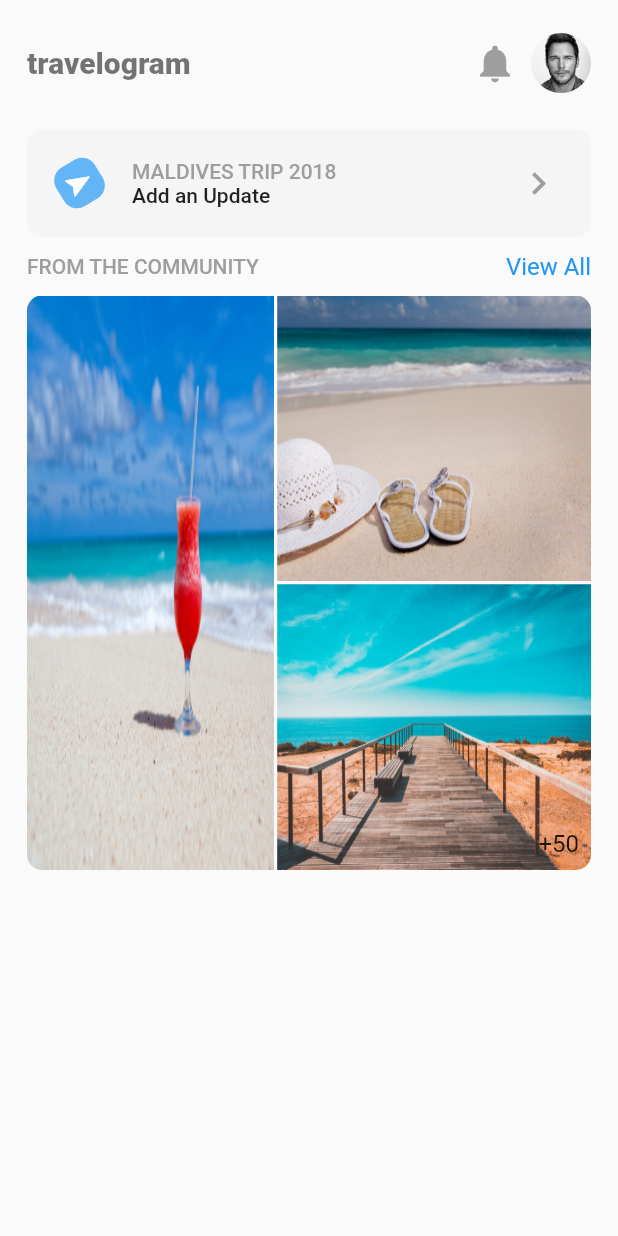
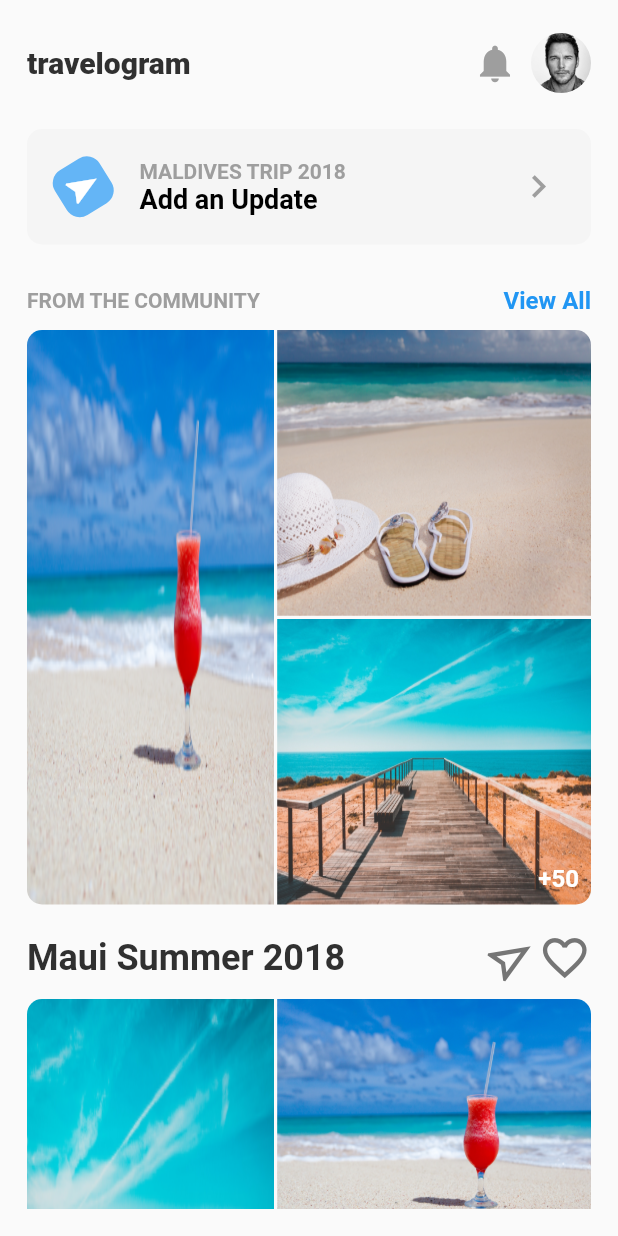
Before and after one commit to patrickwitter/Flutter_FrontEnd_Development, a Flutter app: the screen it shows after launch, on a phone screen of 412 x 824 dp. Run offline on Flutter 3.47's test engine with Material 2 defaults, Android fonts, the phone set to English and light mode, and no system bars; our stand-ins replace google_fonts, hexcolor, smooth_star_rating; project files that could hold a hidden picture were left out.

Commit message:
Completed travel UI

```diff
--- a/traveldiary/lib/main.dart
+++ b/traveldiary/lib/main.dart
@@ -29,7 +29,138 @@ class Home extends StatelessWidget {
       body: Padding(
         padding: const EdgeInsets.all(18.0),
         child: ListView(shrinkWrap: true, children: [
-          Row(
+          const Header(),
+          const SizedBox(height: 20),
+          const SecondHeader(),
+          const SizedBox(
+            height: 10,
+          ),
+          PicGrid(
+            header: Row(
+              mainAxisAlignment: MainAxisAlignment.spaceBetween,
+              children: [
+                Text(
+                  "from the community".toUpperCase(),
+                  style: Theme.of(context).textTheme.bodyText1!.copyWith(
+                        color: Colors.grey,
+                      ),
+                ),
+                Text(
+                  "View All",
+                  style: Theme.of(context)
+                      .textTheme
+                      .subtitle1!
+                      .copyWith(color: Colors.blue),
+                )
+              ],
+            ),
+            image1: "lib/assets/images/beach1.jpg",
+            image2: "lib/assets/images/beach2.jpg",
+            image3: "lib/assets/images/beach3.jpg",
+            additional: 50,
+          ),
+          PicGrid(
+            header: Row(
+              children: [
+                Text(
+                  "Maui Summer 2018 ",
+                  style: Theme.of(context).textTheme.headline1!.copyWith(
+                        fontWeight: FontWeight.bold,
+                      ),
+                ),
+                const Expanded(
+                  child: SizedBox(),
+                ),
+                Transform.rotate(
+                  angle: 45,
+                  child: Icon(
+                    Icons.navigation_outlined,
+                    size: 35,
+                    color: Colors.grey[600],
+                  ),
+                ),
+                Icon(
+                  Icons.favorite_border_outlined,
+                  size: 35,
+                  color: Colors.grey[600],
+                ),
+              ],
+            ),
+            image1: "lib/assets/images/beach3.jpg",
+            image2: "lib/assets/images/beach1.jpg",
+            image3: "lib/assets/images/beach2.jpg",
+            additional: 50,
+          )
+        ]),
+      ),
+    );
+  }
+}
+
+class SecondHeader extends StatelessWidget {
+  const SecondHeader({
+    Key? key,
+  }) : super(key: key);
+
+  @override
+  Widget build(BuildContext context) {
+    return Container(
+      decoration: BoxDecoration(
+        color: Colors.grey[100],
+        borderRadius: BorderRadius.circular(10),
+      ),
+      padding: const EdgeInsets.all(20),
+      child: Row(
+        children: [
+          Transform.rotate(
+            angle: 45,
+            child: Container(
+              decoration: BoxDecoration(
+                  color: Colors.blue[300],
+                  borderRadius: BorderRadius.circular(10)),
+              padding: const EdgeInsets.all(5),
+              child: const Icon(
+                Icons.navigation,
+                color: Colors.white,
+                size: 25,
+              ),
+            ),
+          ),
+          const SizedBox(width: 20),
+          Column(
+            mainAxisSize: MainAxisSize.min,
+            crossAxisAlignment: CrossAxisAlignment.start,
+            children: [
+              Text("maldives trip 2018".toUpperCase(),
+                  style: Theme.of(context).textTheme.bodyText1!.copyWith(
+                        color: Colors.grey,
+                      )),
+              Text("Add an Update",
+                  style: Theme.of(context).textTheme.bodyText1!.copyWith(
+                        fontSize: 18,
+                      ))
+            ],
+          ),
+          const Expanded(child: SizedBox()),
+          const Icon(
+            Icons.navigate_next,
+            color: Colors.grey,
+            size: 30,
+          )
+        ],
+      ),
+    );
+  }
+}
+
+class Header extends StatelessWidget {
+  const Header({
+    Key? key,
+  }) : super(key: key);
+
+  @override
+  Widget build(BuildContext context) {
+    return Row(
       children: [
         Text(
           "travelogram",
@@ -58,81 +189,6 @@ class Home extends StatelessWidget {
           ),
         )
       ],
-          ),
-          const SizedBox(height: 20),
-          Container(
-            decoration: BoxDecoration(
-              color: Colors.grey[100],
-              borderRadius: BorderRadius.circular(10),
-            ),
-            padding: const EdgeInsets.all(20),
-            child: Row(
-              children: [
-                Transform.rotate(
-                  angle: 45,
-                  child: Container(
-                    decoration: BoxDecoration(
-                        color: Colors.blue[300],
-                        borderRadius: BorderRadius.circular(10)),
-                    padding: const EdgeInsets.all(5),
-                    child: const Icon(
-                      Icons.navigation,
-                      color: Colors.white,
-                      size: 20,
-                    ),
-                  ),
-                ),
-                const SizedBox(width: 20),
-                Column(
-                  mainAxisSize: MainAxisSize.min,
-                  crossAxisAlignment: CrossAxisAlignment.start,
-                  children: [
-                    Text("maldives trip 2018".toUpperCase(),
-                        style: Theme.of(context).textTheme.bodyText1!.copyWith(
-                              color: Colors.grey,
-                            )),
-                    Text("Add an Update",
-                        style: Theme.of(context).textTheme.bodyText1)
-                  ],
-                ),
-                const Expanded(child: SizedBox()),
-                const Icon(
-                  Icons.navigate_next,
-                  color: Colors.grey,
-                  size: 30,
-                )
-              ],
-            ),
-          ),
-          const SizedBox(
-            height: 10,
-          ),
-          PicGrid(
-            header: Row(
-              mainAxisAlignment: MainAxisAlignment.spaceBetween,
-              children: [
-                Text(
-                  "from the community".toUpperCase(),
-                  style: Theme.of(context).textTheme.bodyText1!.copyWith(
-                        color: Colors.grey,
-                      ),
-                ),
-                Text(
-                  "View All",
-                  style: Theme.of(context)
-                      .textTheme
-                      .subtitle1!
-                      .copyWith(color: Colors.blue),
-                )
-              ],
-            ),
-            image1: "lib/assets/images/beach1.jpg",
-            image2: "lib/assets/images/beach2.jpg",
-            image3: "lib/assets/images/beach3.jpg",
-            additional: 50,
-          )
-        ]),
-      ),
     );
   }
 }
@@ -155,15 +211,11 @@ class PicGrid extends StatelessWidget {
   @override
   Widget build(BuildContext context) {
     final maxWidgetHeight = MediaQuery.of(context).size.height * 1 / 2;
-    return LimitedBox(
-      // The incomming height is uncontrained as we are in a list view. Hence we use limited box,
-      // This is beacuse we want to tell the row to take up the remaining width and height.
-      // If this was ommited the flexible-row would get infinite vertical space and throw an error
+    return Padding(
+      padding: const EdgeInsets.only(top: 18.0),
+      child: LimitedBox(
         maxHeight: maxWidgetHeight,
-      child: LayoutBuilder(builder: (context, constraints) {
-        print("${constraints.maxHeight}");
-        print("${constraints.minHeight}");
-        return Column(
+        child: Column(
           mainAxisSize: MainAxisSize.min,
           crossAxisAlignment: CrossAxisAlignment.start,
           children: [
@@ -172,11 +224,6 @@ class PicGrid extends StatelessWidget {
               height: 10,
             ),
             Flexible(
-              // We use this as we want to tell the next column to take up the rest of the vertical space.
-              // If we did not do this the row would have unbounded vertical space (as it is a non-flex child of the column parent).
-              // And then pass this height to its children
-              // Due to this the column in the "Expanded [denoted 'here']" widget would have infinite height if this was ommited.
-              // As the expanded says "Take up the remainig space" the column child would have infinite height
               child: Row(children: [
                 Container(
                   width: MediaQuery.of(context).size.width * 1 / 2.5,
@@ -196,13 +243,7 @@ class PicGrid extends StatelessWidget {
                   width: 2,
                 ),
                 Expanded(
-                  // here - The expanded tells the column to take up remaining width and height within the row
-                  child: LayoutBuilder(builder: (context, constraints) {
-                    print("${constraints.maxHeight}");
-                    print("${constraints.minHeight}");
-                    print(" width - ${constraints.minWidth}");
-                    print(" width - ${constraints.maxWidth}");
-                    return Column(
+                  child: Column(
                     children: [
                       Expanded(
                         child: Container(
@@ -241,8 +282,7 @@ class PicGrid extends StatelessWidget {
                                 padding: const EdgeInsets.all(8.0),
                                 child: Text(
                                   '+' + additional.toString(),
-                                    style:
-                                        Theme.of(context).textTheme.subtitle1,
+                                  style: Theme.of(context).textTheme.subtitle1,
                                 ),
                               ),
                             ),
@@ -250,14 +290,13 @@ class PicGrid extends StatelessWidget {
                         ),
                       )
                     ],
-                    );
-                  }),
-                )
+                  ),
+                ),
               ]),
             ),
           ],
-        );
-      }),
+        ),
+      ),
     );
   }
 }
--- a/traveldiary/lib/theme.dart
+++ b/traveldiary/lib/theme.dart
@@ -1,20 +1,25 @@
 import 'package:flutter/material.dart';
 
 ThemeData appTheme = ThemeData.light().copyWith(
+    textTheme: appTextTheme,
     primaryColor: Colors.blue,
     colorScheme: const ColorScheme.light().copyWith(
       secondary: Colors.grey,
     ));
 
 TextTheme appTextTheme = const TextTheme(
+  headline1: TextStyle(
+    fontSize: 24,
+    color: Color(0xFF303030),
+  ),
   bodyText1: TextStyle(
     color: Colors.black,
     fontWeight: FontWeight.bold,
-    fontSize: 10,
+    fontSize: 14,
   ),
   subtitle1: TextStyle(
     color: Colors.white,
-    fontSize: 10,
+    fontSize: 16,
     fontWeight: FontWeight.bold,
   ),
 );
```
Lines whose indentation alone changed are shown as unchanged.
